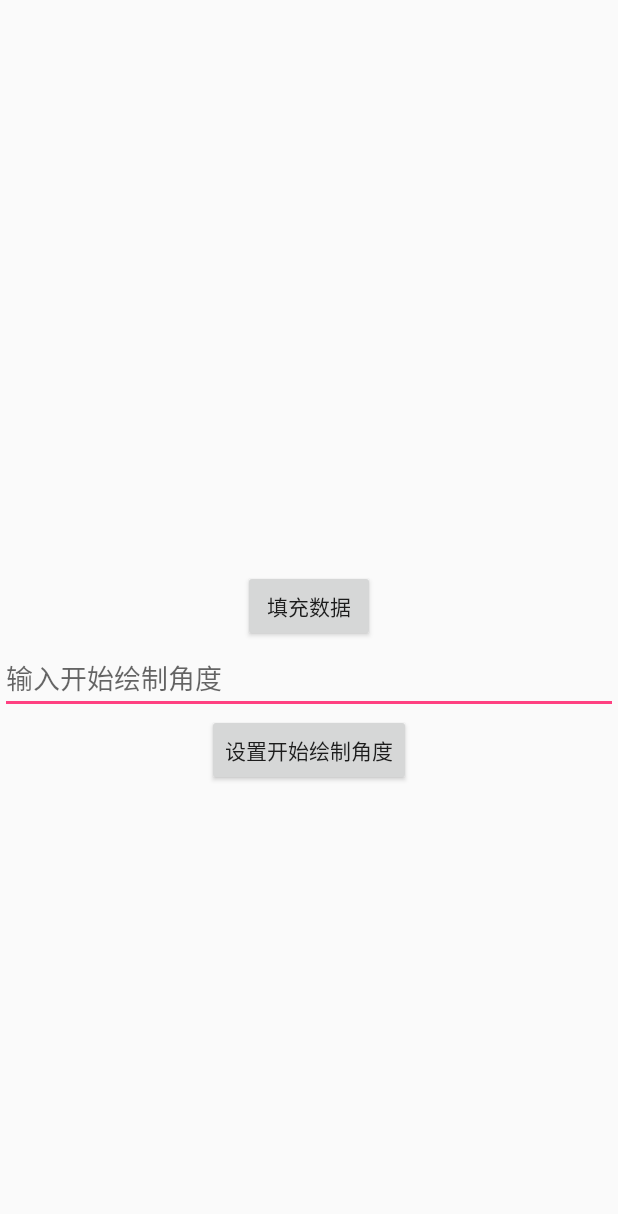
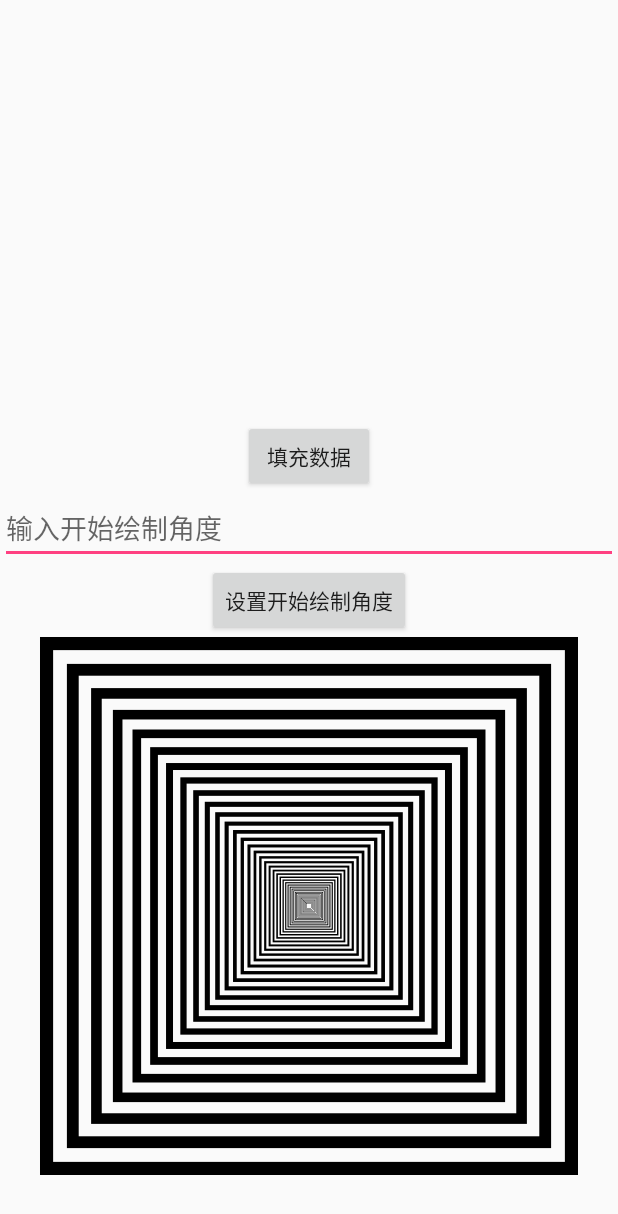
Before and after one commit to PeanutZhang/LearnMore, an Android app: the PieChartActivity screen opened directly, with no data from a screen before it, on a phone screen of 412 x 824 dp. Shown: the top 1214 px of the screen. Run offline under Robolectric (Android 15) with nearby library versions, the phone set to English and light mode, and no system bars.

Commit message:
canvas 基本画图

```diff
--- /dev/null
+++ b/app/src/main/java/com/jieyi/learnmore/customview/TranslateView.java
@@ -0,0 +1,65 @@
+package com.jieyi.learnmore.customview;
+
+import android.content.Context;
+import android.graphics.Canvas;
+import android.graphics.Color;
+import android.graphics.Paint;
+import android.graphics.RectF;
+import android.support.annotation.Nullable;
+import android.util.AttributeSet;
+import android.util.Log;
+import android.view.View;
+
+/**
+ * Created by zyh on 2017/9/19.
+ */
+
+public class TranslateView extends View {
+
+    private int mWidth;
+    private int mheith;
+
+    public TranslateView(Context context) {
+        this(context,null);
+
+    }
+
+    public TranslateView(Context context, @Nullable AttributeSet attrs) {
+        super(context, attrs);
+
+    }
+
+    @Override
+    protected void onMeasure(int widthMeasureSpec, int heightMeasureSpec) {
+        super.onMeasure(widthMeasureSpec, heightMeasureSpec);
+
+      int  Width = MeasureSpec.getSize(widthMeasureSpec);
+      int  heith = MeasureSpec.getSize(heightMeasureSpec);
+        Log.e("zyh","width--> "+Width + "  height--> "+heith);
+    }
+
+    @Override
+    protected void onDraw(Canvas canvas) {
+        super.onDraw(canvas);
+
+        Paint paint = new Paint();
+        paint.setColor(Color.BLACK);
+        paint.setStyle(Paint.Style.STROKE);
+        paint.setStrokeWidth(20);
+        canvas.translate(mWidth/2,mheith/2);
+        RectF rectF = new RectF(-400,-400,400,400);
+        for (int i = 0; i < 50; i++) {
+            canvas.scale(0.9f,0.9f);
+            canvas.drawRect(rectF,paint);
+        }
+
+    }
+
+    @Override
+    protected void onSizeChanged(int w, int h, int oldw, int oldh) {
+        super.onSizeChanged(w, h, oldw, oldh);
+        mWidth =w;
+        mheith = h;
+        Log.e("zyh","onSizeChanged midth  "+w + "  height-->  "+mheith);
+    }
+}
--- a/app/src/main/res/layout/activity_pie_chart.xml
+++ b/app/src/main/res/layout/activity_pie_chart.xml
@@ -7,11 +7,21 @@
     android:orientation="vertical"
     android:gravity="center_horizontal"
     tools:context="com.jieyi.learnmore.customview.PieChartActivity">
+   <ScrollView
+       android:layout_width="match_parent"
+       android:layout_height="match_parent">
+   <LinearLayout
+       android:gravity="center_horizontal"
+       android:orientation="vertical"
+       android:layout_width="match_parent"
+       android:layout_height="match_parent">
+
+
     <com.jieyi.learnmore.customview.PieChartView
         android:id="@+id/pie_view"
         android:layout_marginTop="20dp"
         android:layout_width="match_parent"
-        android:layout_height="360dp" />
+        android:layout_height="260dp" />
     <Button
         android:id="@+id/add_pieData"
         android:text="填充数据"
@@ -28,5 +38,10 @@
         android:text="设置开始绘制角度"
         android:layout_width="wrap_content"
         android:layout_height="wrap_content" />
-
+  <com.jieyi.learnmore.customview.TranslateView
+      android:id="@+id/translateView"
+      android:layout_width="360dp"
+      android:layout_height="360dp" />
 </LinearLayout>
+   </ScrollView>
+</LinearLayout>
```
